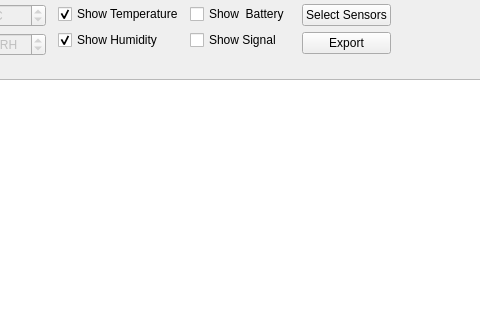
This is manager/src/MeasurementsWidget.ui in porkmarks/sense as Qt 5 draws it before an edit; both pictures show x 326 to 806 and y 0 to 320 of the 1153 by 781 pixel window. The edited form follows.
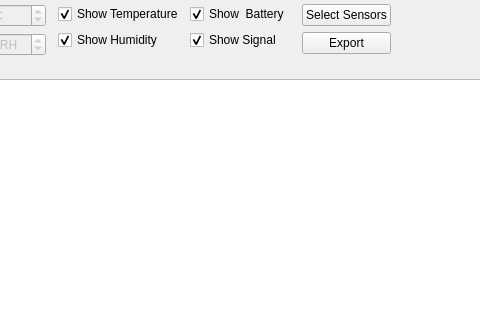
This is the edited form. Icons and pictures are not drawn. Custom widgets are drawn as their Qt base class.

Commit message: Added permissions Added measurement editing

Patch:
```diff
--- a/manager/src/MeasurementsWidget.ui
+++ b/manager/src/MeasurementsWidget.ui
@@ -280,6 +280,9 @@
                   <iconset resource="../res/res.qrc">
                    <normaloff>:/icons/ui/battery-80.png</normaloff>:/icons/ui/battery-80.png</iconset>
                  </property>
+                 <property name="checked">
+                  <bool>true</bool>
+                 </property>
                 </widget>
                </item>
                <item row="0" column="0">
@@ -305,6 +308,9 @@
                   <iconset resource="../res/res.qrc">
                    <normaloff>:/icons/ui/signal-80.png</normaloff>:/icons/ui/signal-80.png</iconset>
                  </property>
+                 <property name="checked">
+                  <bool>true</bool>
+                 </property>
                 </widget>
                </item>
                <item row="3" column="0" colspan="2">
```
The commit also changes 31 other files.
